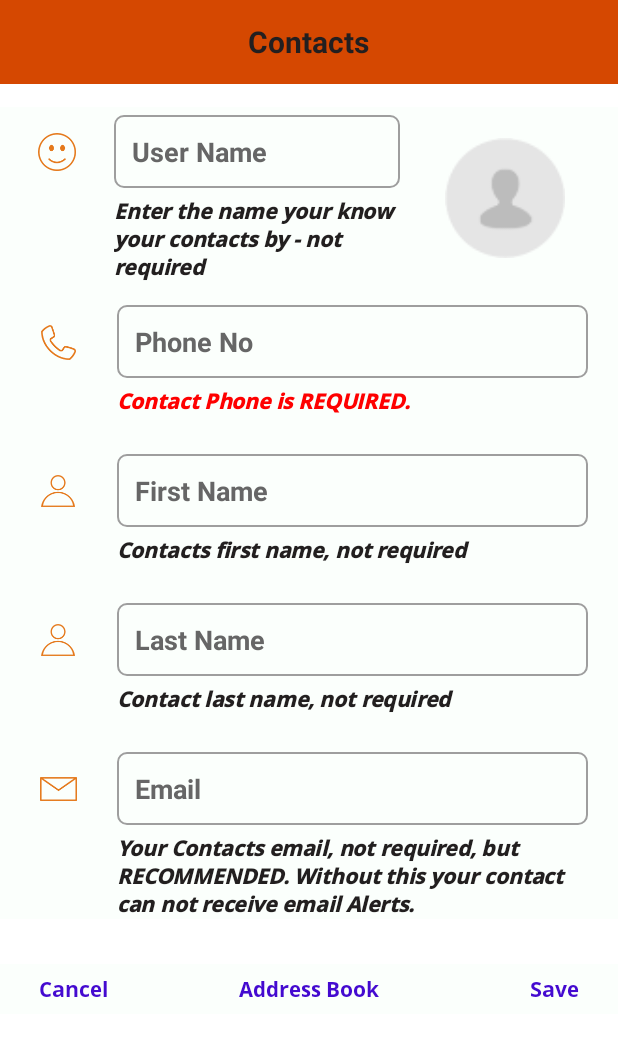
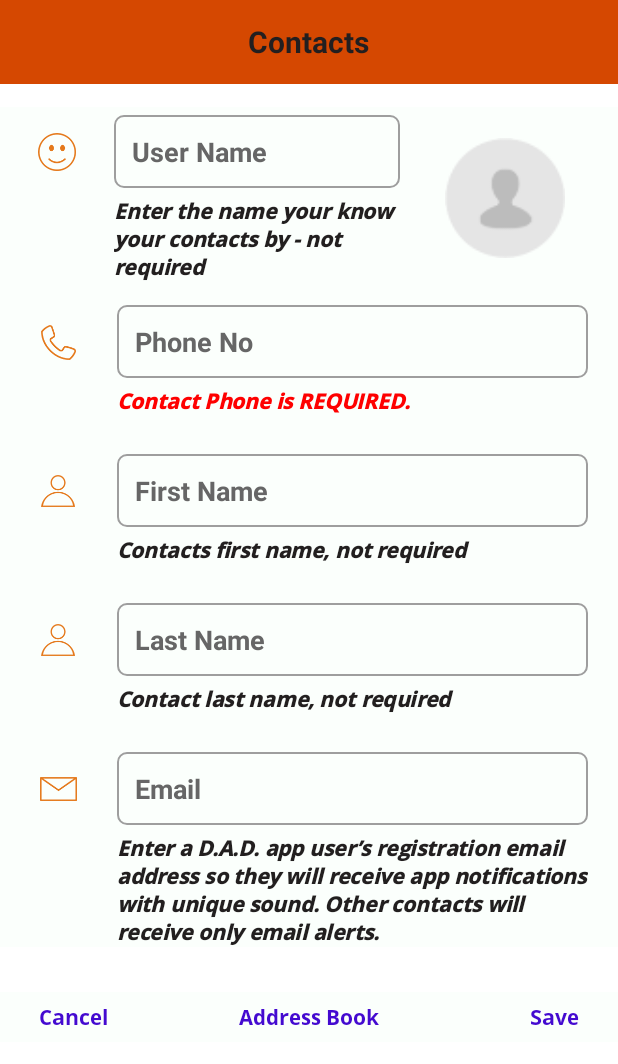
Before and after one commit to Enkompass/net.tigerlight.dad-phase2, an Android app: the fragment ContactFragment placed in its activity, after a tap on "D.A.D.", on a phone screen of 412 x 824 dp. Shown: the top 1064 px of the screen. Run offline under Robolectric (Android 15) with nearby library versions, the phone set to English and light mode, and no system bars; our stand-ins replace CircleImageView, sdp/ssp sizes; pictures from the network do not load.

Commit message:
Added test message and playing alarm when sending test alert.

```diff
--- a/app/build.gradle
+++ b/app/build.gradle
@@ -46,8 +46,8 @@ android {
             applicationId "com.tigerlight.dad"
             minSdkVersion 19
             targetSdkVersion 22
-            versionCode 526
-            versionName "5.2.6"
+            versionCode 5263
+            versionName "5.2.6.3"
         }
 
 
--- a/app/src/main/java/com/dad/home/BaseActivity.java
+++ b/app/src/main/java/com/dad/home/BaseActivity.java
@@ -13,6 +13,7 @@ import com.google.android.gms.location.LocationSettingsStatusCodes;
 
 import com.dad.LocationBroadcastServiceNew;
 import com.dad.R;
+import com.dad.util.CheckForeground;
 import com.dad.util.Util;
 
 import android.app.FragmentManager;
@@ -47,6 +48,8 @@ public class BaseActivity extends AppCompatActivity implements View.OnClickListe
     private String longtdLastKnown;
     private String lattdLastKnown;
     private LocationSettingsRequest.Builder builder;
+    private String currentlyVisibleFragmentName = "";
+
     /**
      * Provides the entry point to Google Play services.
      */
@@ -86,6 +89,21 @@ public class BaseActivity extends AppCompatActivity implements View.OnClickListe
 
         buildGoogleApiClient();
 
+       /* getLocalFragmentManager().addOnBackStackChangedListener(new FragmentManager.OnBackStackChangedListener() {
+            @Override
+            public void onBackStackChanged() {
+                Fragment fragment = getLocalFragmentManager().findFragmentById(R.id.activity_registartion_fl_container);
+
+                if (fragment != null) {
+                    currentlyVisibleFragmentName = fragment.getTag();
+
+                    if (fragment instanceof BaseFragment) {
+                        fragment.onResume();
+                    }
+                }
+
+            }
+        });*/
     }
 
     /**
@@ -238,6 +256,7 @@ public class BaseActivity extends AppCompatActivity implements View.OnClickListe
     @Override
     public void onResume() {
         super.onResume();
+        CheckForeground.onResume(this);
 //        if (mGoogleApiClient.isConnected()) {
 //            startLocationUpdates();
 //        }
@@ -246,6 +265,7 @@ public class BaseActivity extends AppCompatActivity implements View.OnClickListe
     @Override
     protected void onPause() {
         super.onPause();
+       CheckForeground.onPause();
 //        if (mGoogleApiClient.isConnected()) {
 //            stopLocationUpdates();
 //        }
--- a/app/src/main/java/com/dad/registration/fragment/ContactFragment.java
+++ b/app/src/main/java/com/dad/registration/fragment/ContactFragment.java
@@ -17,7 +17,6 @@ import com.dad.swipemenulistview.SwipeMenuCreator;
 import com.dad.swipemenulistview.SwipeMenuItem;
 import com.dad.swipemenulistview.SwipeMenuListView;
 import com.dad.util.BitMapHelper;
-import com.dad.util.CheckForeground;
 import com.dad.util.Constants;
 import com.dad.util.NetworkAvailability;
 import com.dad.util.Preference;
@@ -137,7 +136,7 @@ public class ContactFragment extends BaseFragment implements AdapterView.OnItemC
         TimeZone tz = cal.getTimeZone();
         timezoneID = tz.getID();
 
-        CheckForeground.onResume(getActivity());
+       //CheckForeground.onResume(getActivity());
 
         isAllredyShown = false;
 
@@ -516,7 +515,7 @@ public class ContactFragment extends BaseFragment implements AdapterView.OnItemC
     @Override
     public void onStop() {
         super.onStop();
-        CheckForeground.onPause();
+        //CheckForeground.onPause();
     }
 
     private class ListCountThread extends Thread {
--- a/app/src/main/java/com/dad/util/CheckForeground.java
+++ b/app/src/main/java/com/dad/util/CheckForeground.java
@@ -32,6 +32,4 @@ public class CheckForeground {
     public static void setThreatScreenVisible(boolean isThreatScreenVisible) {
         CheckForeground.isThreatScreenVisible = isThreatScreenVisible;
     }
-
-
 }
--- a/app/src/main/java/com/dad/util/WsConstants.java
+++ b/app/src/main/java/com/dad/util/WsConstants.java
@@ -7,9 +7,8 @@ public class WsConstants {
 
     public final static int CONNECTION_TIMEOUT = 30;
     public final static int SUCCESS_1 = 1;
-
-    public static final String DOMAIN = "https://elasticbean.defensealertdevice.com/";  //Prod
-    //public static final String DOMAIN = "http://52.33.140.142:8080/"; //Test
+    //public static final String DOMAIN = "https://elasticbean.defensealertdevice.com/";  //Prod
+    public static final String DOMAIN = "http://52.33.140.142:8080/"; //Test
     //public static final String DOMAIN = "http://develop.defensealertdevice.com:8080/";
     /* Live URL	*/
     //    public static final String MAIN_URL = "http://defensealertdevice.com/admin/";
--- a/app/src/main/res/values/strings.xml
+++ b/app/src/main/res/values/strings.xml
@@ -215,7 +215,7 @@
     <string name="fragment_add_more_et_last_name_hint">Last Name</string>
     <string name="fragment_add_more_tv_last_name_hint"><i>Contact last name, not required</i></string>
     <string name="fragment_add_more_et_email_hint">Email</string>
-    <string name="fragment_add_more_tv_email_hint"><i>Your Contacts email, not required, but RECOMMENDED. Without this your contact can not receive email Alerts.</i></string>
+    <string name="fragment_add_more_tv_email_hint"><i>Enter a D.A.D. app user’s registration email address so they will receive app notifications with unique sound.  Other contacts will receive only email alerts.</i></string>
     <string name="fragment_add_more_tv_cance">Cancel</string>
     <string name="fragment_add_more_tv_addressbook">Address Book</string>
     <string name="fragment_add_more_tv_save">Save</string>
@@ -397,6 +397,9 @@
     <string name="battery_level_good">GOOD D.A.D BATTERY</string>
     <string name="battery_level_low">LOW D.A.D BATTERY</string>
     <string name="battery_level_replace">REPLACE D.A.D BATTERY</string>
+    <string name="test_message_title">Test Message Sent</string>
+    <string name="test_message_body">Test messages have been sent back to you via email, sms and app notification</string>
+    <string name="nice">Nice</string>
 
 
 </resources>
```
Also changed, not shown: app/src/main/java/com/dad/GcmBroadcastReceiver.java (+15 -9 lines), app/src/main/java/com/dad/home/BaseFragment.java (+5 -6 lines), app/src/main/java/com/dad/registration/fragment/AlertFragment.java (+73 -54 lines).
